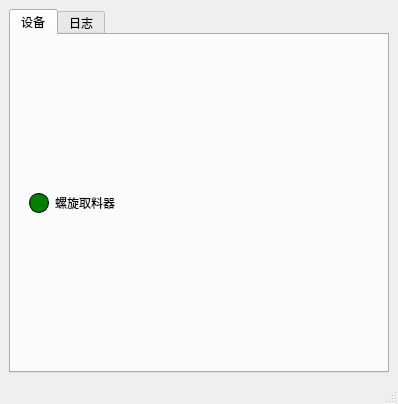
Before: the Qt Designer form ServerWatchDog/mainwindow.ui in zhangjiechina001/WatchDog, drawn with Qt 5.
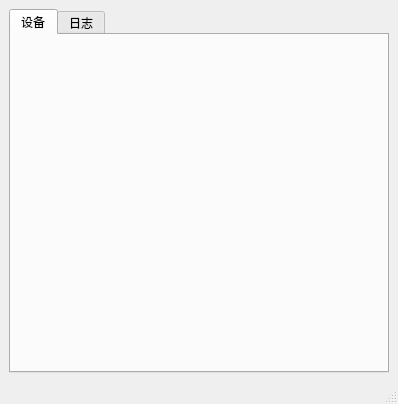
After: the same form once the commit is applied. Icons and pictures are not drawn.

Commit message: 1.优化界面逻辑

```diff
--- a/ServerWatchDog/mainwindow.ui
+++ b/ServerWatchDog/mainwindow.ui
@@ -34,56 +34,7 @@
          <widget class="QWidget" name="widget" native="true">
           <layout class="QVBoxLayout" name="verticalLayout">
            <item>
-            <layout class="QHBoxLayout" name="horizontalLayout">
-             <item>
-              <widget class="QLabel" name="lblFeederStatus">
-               <property name="sizePolicy">
-                <sizepolicy hsizetype="Fixed" vsizetype="Fixed">
-                 <horstretch>1</horstretch>
-                 <verstretch>1</verstretch>
-                </sizepolicy>
-               </property>
-               <property name="minimumSize">
-                <size>
-                 <width>20</width>
-                 <height>20</height>
-                </size>
-               </property>
-               <property name="maximumSize">
-                <size>
-                 <width>20</width>
-                 <height>20</height>
-                </size>
-               </property>
-               <property name="styleSheet">
-                <string notr="true">    background-color: green;
-    border-radius: 10px;
-    border: 1px solid black;
-
-</string>
-               </property>
-               <property name="text">
-                <string/>
-               </property>
-              </widget>
-             </item>
-             <item>
-              <widget class="QLabel" name="lblFedderText">
-               <property name="sizePolicy">
-                <sizepolicy hsizetype="Preferred" vsizetype="Preferred">
-                 <horstretch>1</horstretch>
-                 <verstretch>1</verstretch>
-                </sizepolicy>
-               </property>
-               <property name="layoutDirection">
-                <enum>Qt::LeftToRight</enum>
-               </property>
-               <property name="text">
-                <string>螺旋取料器</string>
-               </property>
-              </widget>
-             </item>
-            </layout>
+            <layout class="QHBoxLayout" name="horizontalLayout"/>
            </item>
           </layout>
          </widget>
```
The commit also changes 2 other files.
